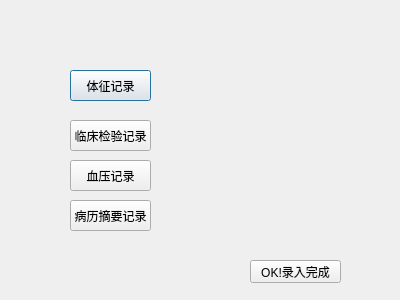
Above: frontend/Forms/AddData.ui from Felis1204/OmniHealth_Profiler before the change. Below: the same form after it.
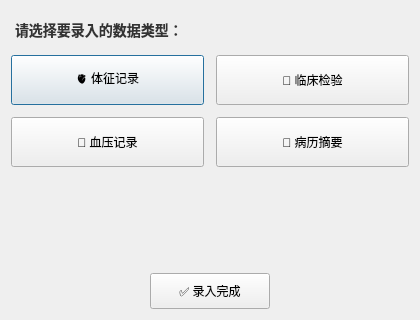
That is the form after the change.

Commit message:
feat: 前端 UI 全面重写 — 统一弹窗、主题色、趋势分析、数据录入优化
核心变更:
- 主窗口: 去掉底部 textBrowser，三列等高布局，按钮文字显式设色
- 新增 Theme.h 统一主题色板 (绿/橙/红/蓝/紫/灰)
- 趋势分析: 每个指标独立折线图 + 线性回归虚线 + ◀▶ 切换
- AI 对话框: markdown 渲染、结构化 HTML 报告、追问纯文本修复
- 数据录入: QFormLayout 统一布局 + 日期时间选择器 + 单位后缀
- 报告弹窗: HTML 渲染替代纯文本，自动分词着色
- 所有弹窗: 从绝对定位改为 Qt Layout，消除按钮遮挡
- 新增 SeedData 样例数据生成器 (--seed 命令行)
- 修复: processEvents 导致的事件重入、specialValueText 渲染异常

The edit to the form file:
```diff
--- a/frontend/Forms/AddData.ui
+++ b/frontend/Forms/AddData.ui
@@ -2,82 +2,44 @@
 <ui version="4.0">
  <class>AddDataDialog</class>
  <widget class="QDialog" name="AddDataDialog">
-  <property name="geometry">
-   <rect>
-    <x>0</x>
-    <y>0</y>
-    <width>400</width>
-    <height>300</height>
-   </rect>
-  </property>
-  <property name="windowTitle">
-   <string>Dialog</string>
-  </property>
-  <widget class="QPushButton" name="VitalRecord">
-   <property name="geometry">
-    <rect>
-     <x>70</x>
-     <y>70</y>
-     <width>81</width>
-     <height>31</height>
-    </rect>
-   </property>
-   <property name="text">
-    <string>体征记录</string>
-   </property>
-  </widget>
-  <widget class="QPushButton" name="LTRecord">
-   <property name="geometry">
-    <rect>
-     <x>70</x>
-     <y>120</y>
-     <width>81</width>
-     <height>31</height>
-    </rect>
-   </property>
-   <property name="text">
-    <string>临床检验记录</string>
-   </property>
-  </widget>
-  <widget class="QPushButton" name="BPRecord">
-   <property name="geometry">
-    <rect>
-     <x>70</x>
-     <y>160</y>
-     <width>81</width>
-     <height>31</height>
-    </rect>
-   </property>
-   <property name="text">
-    <string>血压记录</string>
-   </property>
-  </widget>
-  <widget class="QPushButton" name="MHRecord">
-   <property name="geometry">
-    <rect>
-     <x>70</x>
-     <y>200</y>
-     <width>81</width>
-     <height>31</height>
-    </rect>
-   </property>
-   <property name="text">
-    <string>病历摘要记录</string>
-   </property>
-  </widget>
-  <widget class="QPushButton" name="OKbutton">
-   <property name="geometry">
-    <rect>
-     <x>250</x>
-     <y>260</y>
-     <width>91</width>
-     <height>23</height>
-    </rect>
-   </property>
-   <property name="text">
-    <string>OK!录入完成</string>
-   </property>
-  </widget>
+  <property name="geometry"><rect><x>0</x><y>0</y><width>420</width><height>320</height></rect></property>
+  <property name="windowTitle"><string>新增数据</string></property>
+  <property name="minimumSize"><size><width>380</width><height>280</height></size></property>
+  <layout class="QVBoxLayout" name="mainLayout">
+   <item>
+    <widget class="QLabel" name="titleLabel">
+     <property name="text"><string>请选择要录入的数据类型：</string></property>
+     <property name="styleSheet"><string>font-size:14px; font-weight:bold; color:#333; padding:8px 0;</string></property>
+    </widget>
+   </item>
+   <item>
+    <layout class="QGridLayout" name="buttonGrid">
+     <property name="spacing"><number>12</number></property>
+     <item row="0" column="0">
+      <widget class="QPushButton" name="VitalRecord"><property name="text"><string>🫀 体征记录</string></property><property name="minimumSize"><size><width>160</width><height>50</height></size></property><property name="toolTip"><string>心率、步数、睡眠、体重、身高、腰围</string></property></widget>
+     </item>
+     <item row="0" column="1">
+      <widget class="QPushButton" name="LTRecord"><property name="text"><string>🧪 临床检验</string></property><property name="minimumSize"><size><width>160</width><height>50</height></size></property><property name="toolTip"><string>空腹血糖、血脂四项、血尿酸</string></property></widget>
+     </item>
+     <item row="1" column="0">
+      <widget class="QPushButton" name="BPRecord"><property name="text"><string>💓 血压记录</string></property><property name="minimumSize"><size><width>160</width><height>50</height></size></property><property name="toolTip"><string>收缩压、舒张压</string></property></widget>
+     </item>
+     <item row="1" column="1">
+      <widget class="QPushButton" name="MHRecord"><property name="text"><string>📝 病历摘要</string></property><property name="minimumSize"><size><width>160</width><height>50</height></size></property><property name="toolTip"><string>既往病史、手术史、过敏史、家族史、用药史</string></property></widget>
+     </item>
+    </layout>
+   </item>
+   <item>
+    <spacer name="vertSpacer"><property name="orientation"><enum>Qt::Vertical</enum></property><property name="sizeHint"><size><width>20</width><height>10</height></size></property></spacer>
+   </item>
+   <item>
+    <layout class="QHBoxLayout" name="bottomLayout">
+     <item><spacer name="horizSpacer"><property name="orientation"><enum>Qt::Horizontal</enum></property><property name="sizeHint"><size><width>40</width><height>20</height></size></property></spacer></item>
+     <item><widget class="QPushButton" name="OKbutton"><property name="text"><string>✅ 录入完成</string></property><property name="minimumSize"><size><width>120</width><height>36</height></size></property></widget></item>
+     <item><spacer name="horizSpacer2"><property name="orientation"><enum>Qt::Horizontal</enum></property><property name="sizeHint"><size><width>40</width><height>20</height></size></property></spacer></item>
+    </layout>
+   </item>
+  </layout>
  </widget>
  <resources/>
  <connections/>
```
The commit also changes 28 other files.
